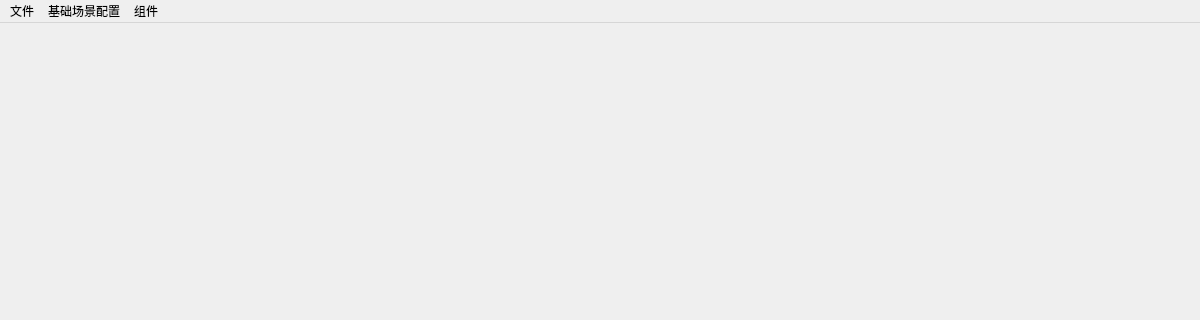
Before: the Qt Designer form Engine/LkEngineEditor/LkEngineEditor.ui in lvke-neu/DXWithQT, drawn with Qt 5; both pictures show x 0 to 1200 and y 0 to 320 of the 1200 by 700 pixel window.
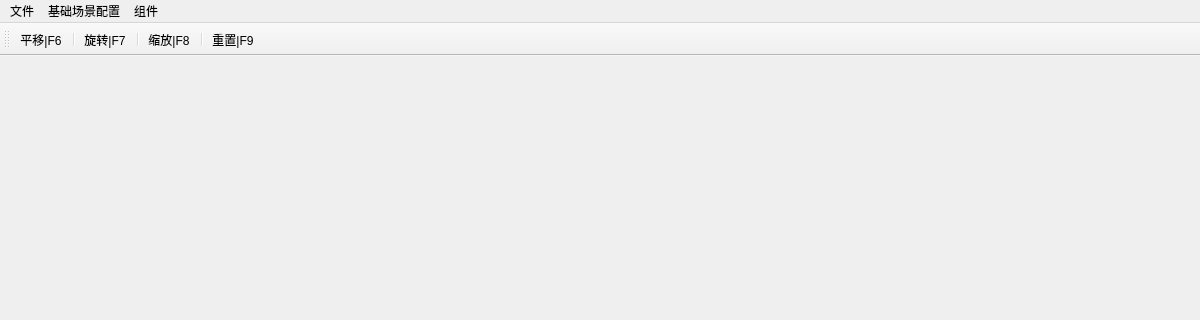
After: the same form once the commit is applied.

Commit message: 比较完善的拖拉轴，工具栏加了几个图标修改dragtype以及重置场景组件（删除场景中全部组件）

```diff
--- a/Engine/LkEngineEditor/LkEngineEditor.ui
+++ b/Engine/LkEngineEditor/LkEngineEditor.ui
@@ -68,6 +68,24 @@
    <addaction name="sceneConfig"/>
    <addaction name="menu"/>
   </widget>
+  <widget class="QToolBar" name="toolBar">
+   <property name="windowTitle">
+    <string>toolBar</string>
+   </property>
+   <attribute name="toolBarArea">
+    <enum>TopToolBarArea</enum>
+   </attribute>
+   <attribute name="toolBarBreak">
+    <bool>false</bool>
+   </attribute>
+   <addaction name="transition"/>
+   <addaction name="separator"/>
+   <addaction name="rotation"/>
+   <addaction name="separator"/>
+   <addaction name="scale"/>
+   <addaction name="separator"/>
+   <addaction name="reset"/>
+  </widget>
   <action name="openSolution">
    <property name="text">
     <string>打开解决方案</string>
@@ -118,6 +136,38 @@
     <string>F5</string>
    </property>
   </action>
+  <action name="transition">
+   <property name="text">
+    <string>平移|F6</string>
+   </property>
+   <property name="shortcut">
+    <string>F6</string>
+   </property>
+  </action>
+  <action name="rotation">
+   <property name="text">
+    <string>旋转|F7</string>
+   </property>
+   <property name="shortcut">
+    <string>F7</string>
+   </property>
+  </action>
+  <action name="scale">
+   <property name="text">
+    <string>缩放|F8</string>
+   </property>
+   <property name="shortcut">
+    <string>F8</string>
+   </property>
+  </action>
+  <action name="reset">
+   <property name="text">
+    <string>重置|F9</string>
+   </property>
+   <property name="shortcut">
+    <string>F9</string>
+   </property>
+  </action>
  </widget>
  <layoutdefault spacing="6" margin="11"/>
  <resources/>
```
The commit also changes 14 other files.
